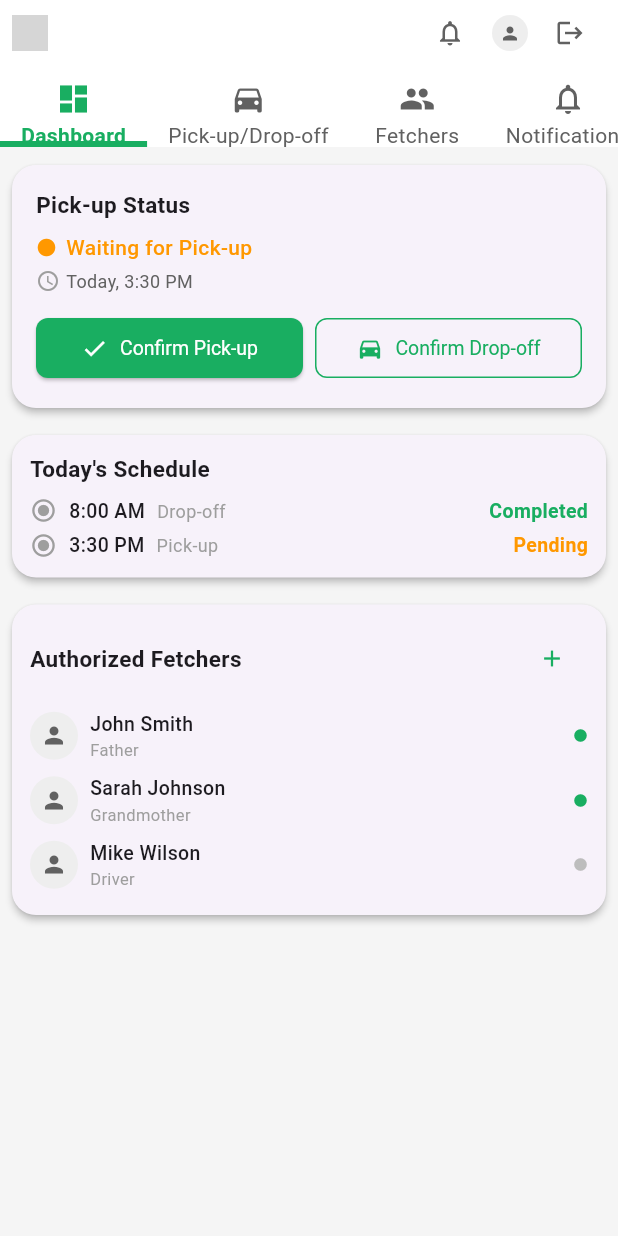
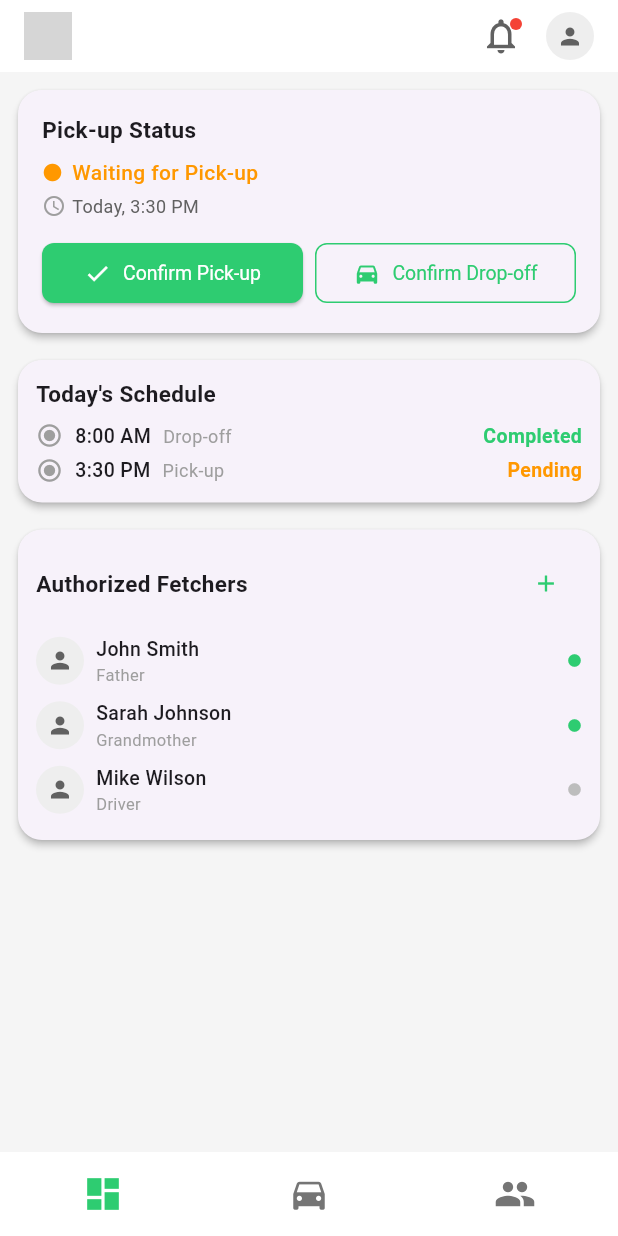
Before and after one commit to naori11/KidSync, a Flutter app: the ParentHomeScreen screen opened by its route, on a phone screen of 412 x 824 dp. Run offline on Flutter 3.47's test engine with Material 3 defaults, Android fonts, the phone set to English and light mode, and no system bars; our stand-ins replace supabase_flutter, url_strategy; missing offline and left inert: dart:html; accounts and stored records are empty; grey boxes are pictures that could not be loaded.

Commit message:
Ui update for parents

```diff
--- a/lib/screens/parent/parent_home.dart
+++ b/lib/screens/parent/parent_home.dart
@@ -1,5 +1,6 @@
 import 'package:flutter/material.dart';
 import 'package:supabase_flutter/supabase_flutter.dart';
+import 'notifications.dart';
 
 class ParentHomeScreen extends StatelessWidget {
   const ParentHomeScreen({Key? key}) : super(key: key);
@@ -21,25 +22,42 @@ class ParentHomeScreen extends StatelessWidget {
 
   @override
   Widget build(BuildContext context) {
-    final Color primaryColor = const Color(0xFF19AE61);
+    final Color primaryColor = const Color(0xFF2ECC71); // Match admin UI
+    final Color highlightGreen = const Color.fromARGB(
+      255,
+      76,
+      175,
+      80,
+    ); // For highlights, match admin
+    final Color cardBackground = Colors.white;
+    final Color mainText = Colors.black87;
+    final Color secondaryText =
+        Colors.grey[600] ?? Colors.grey; // Ensure non-nullable
     final List<_NavItem> navItems = [
       _NavItem('Dashboard', Icons.dashboard, 'dashboard'),
       _NavItem('Pick-up/Drop-off', Icons.directions_car, 'pickup'),
       _NavItem('Fetchers', Icons.group, 'fetchers'),
-      _NavItem('Notifications', Icons.notifications_none, 'notifications'),
+      // Removed Notifications from bottom nav
     ];
-    return _ParentHomeTabs(navItems: navItems, primaryColor: primaryColor, logout: _logout);
+    return _ParentHomeTabs(
+      navItems: navItems,
+      primaryColor: primaryColor,
+      secondaryText: secondaryText,
+      logout: _logout,
+    );
   }
 }
 
 class _ParentHomeTabs extends StatefulWidget {
   final List<_NavItem> navItems;
   final Color primaryColor;
+  final Color secondaryText;
   final Future<void> Function(BuildContext) logout;
 
   const _ParentHomeTabs({
     required this.navItems,
     required this.primaryColor,
+    required this.secondaryText,
     required this.logout,
     Key? key,
   }) : super(key: key);
@@ -50,6 +68,22 @@ class _ParentHomeTabs extends StatefulWidget {
 
 class _ParentHomeTabsState extends State<_ParentHomeTabs> {
   int selectedIndex = 0;
+  bool showNotifications = false;
+  bool showProfile = false;
+
+  void _toggleNotifications() {
+    setState(() {
+      showNotifications = !showNotifications;
+      if (showNotifications) showProfile = false;
+    });
+  }
+
+  void _toggleProfile() {
+    setState(() {
+      showProfile = !showProfile;
+      if (showProfile) showNotifications = false;
+    });
+  }
 
   Widget _fetcherRow(
     String name,
@@ -105,37 +139,22 @@ class _ParentHomeTabsState extends State<_ParentHomeTabs> {
   @override
   Widget build(BuildContext context) {
     final isMobile = MediaQuery.of(context).size.width < 500;
+    final Color blue = const Color(0xFF007AFF);
     return Scaffold(
       backgroundColor: const Color(0xFFF5F5F5),
-      appBar: PreferredSize(
-        preferredSize: Size.fromHeight(isMobile ? 100 : 120),
-        child: LayoutBuilder(
-          builder: (context, constraints) {
-            double navBarHeight = isMobile ? 54 : 72;
-            double navIconSize =
-                constraints.maxWidth < 350 ? 18 : (isMobile ? 24 : 32);
-            double navFontSize =
-                constraints.maxWidth < 350 ? 11 : (isMobile ? 14 : 18);
-            double navMinWidth =
-                constraints.maxWidth < 350 ? 70 : (isMobile ? 90 : 140);
-            double navPaddingH =
-                constraints.maxWidth < 350 ? 8 : (isMobile ? 14 : 32);
-            double navPaddingV =
-                constraints.maxWidth < 350 ? 6 : (isMobile ? 10 : 18);
-            double navUnderline =
-                constraints.maxWidth < 350 ? 3 : (isMobile ? 4 : 6);
-            double topRowHeight = isMobile ? 44 : 56;
-            return Column(
+      body: Stack(
         children: [
+          Column(
+            children: [
+              // Top Bar
               Container(
                 color: Colors.white,
-                  height: topRowHeight,
-                  padding: EdgeInsets.symmetric(horizontal: isMobile ? 8 : 24),
+                padding: EdgeInsets.symmetric(horizontal: 16, vertical: 8),
                 child: Row(
                   children: [
                     SizedBox(
-                        height: isMobile ? 24 : 32,
-                        width: isMobile ? 24 : 32,
+                      height: 32,
+                      width: 32,
                       child: Image.asset(
                         'assets/logo.png',
                         fit: BoxFit.contain,
@@ -143,40 +162,151 @@ class _ParentHomeTabsState extends State<_ParentHomeTabs> {
                             (context, error, stackTrace) => Icon(
                               Icons.school,
                               color: widget.primaryColor,
-                                size: isMobile ? 18 : 28,
+                              size: 28,
                             ),
                       ),
                     ),
-                      const Spacer(),
-                      IconButton(
-                        icon: Icon(
+                    Spacer(),
+                    // Notification Bell
+                    GestureDetector(
+                      onTap: _toggleNotifications,
+                      child: Stack(
+                        children: [
+                          Icon(
                             Icons.notifications_none,
-                          size: isMobile ? 20 : 26,
+                            color: Colors.grey[700],
+                            size: 28,
                           ),
-                        color: Colors.grey[700],
-                        onPressed: () {
-                          setState(() => selectedIndex = 3);
-                        },
-                        tooltip: 'Notifications',
-                        padding: EdgeInsets.zero,
-                        constraints: BoxConstraints(),
+                          // Example badge
+                          Positioned(
+                            right: 0,
+                            top: 2,
+                            child: Container(
+                              width: 8,
+                              height: 8,
+                              decoration: BoxDecoration(
+                                color: Colors.red,
+                                shape: BoxShape.circle,
                               ),
-                      SizedBox(width: isMobile ? 4 : 8),
-                      CircleAvatar(
+                            ),
+                          ),
+                        ],
+                      ),
+                    ),
+                    SizedBox(width: 16),
+                    GestureDetector(
+                      onTap: _toggleProfile,
+                      child: CircleAvatar(
                         backgroundColor: Colors.grey[200],
-                        radius: isMobile ? 12 : 16,
+                        radius: 16,
                         child: Icon(
                           Icons.person,
                           color: Colors.grey[700],
-                          size: isMobile ? 14 : 18,
+                          size: 18,
+                        ),
+                      ),
+                    ),
+                  ],
+                ),
+              ),
+              // Main Content
+              Expanded(
+                child: SingleChildScrollView(
+                  child: Padding(
+                    padding: EdgeInsets.symmetric(horizontal: 8, vertical: 8),
+                    child: _buildTabContent(
+                      selectedIndex,
+                      widget.primaryColor,
+                      isMobile,
+                    ),
+                  ),
+                ),
+              ),
+              // Bottom Navigation Bar
+              Container(
+                color: Colors.white,
+                padding: EdgeInsets.only(top: 4, bottom: 4),
+                child: Row(
+                  mainAxisAlignment: MainAxisAlignment.spaceAround,
+                  children: List.generate(3, (i) {
+                    // Only 3 icons now
+                    final item = widget.navItems[i];
+                    final bool selected = i == selectedIndex;
+                    return IconButton(
+                      icon: Icon(
+                        item.icon,
+                        color:
+                            selected
+                                ? widget.primaryColor
+                                : widget.secondaryText,
+                        size: 28,
+                      ),
+                      onPressed: () {
+                        setState(() => selectedIndex = i);
+                      },
+                    );
+                  }),
+                ),
+              ),
+            ],
+          ),
+          // Notification Popover
+          if (showNotifications)
+            Positioned(
+              top: 56,
+              right: 56,
+              child: Material(
+                elevation: 8,
+                borderRadius: BorderRadius.circular(12),
+                child: Container(
+                  width: 280,
+                  padding: EdgeInsets.all(16),
+                  decoration: BoxDecoration(
+                    color: Colors.white,
+                    borderRadius: BorderRadius.circular(12),
+                  ),
+                  child: Column(
+                    mainAxisSize: MainAxisSize.min,
+                    crossAxisAlignment: CrossAxisAlignment.start,
+                    children: [
+                      Text(
+                        'Notifications',
+                        style: TextStyle(
+                          fontWeight: FontWeight.bold,
+                          fontSize: 16,
+                        ),
+                      ),
+                      SizedBox(height: 12),
+                      // Example notifications
+                      ...List.generate(
+                        3,
+                        (i) => Padding(
+                          padding: const EdgeInsets.symmetric(vertical: 6),
+                          child: Row(
+                            crossAxisAlignment: CrossAxisAlignment.start,
+                            children: [
+                              Icon(
+                                Icons.circle,
+                                color:
+                                    i == 0
+                                        ? widget.primaryColor
+                                        : Colors.grey[400],
+                                size: 10,
+                              ),
+                              SizedBox(width: 8),
+                              Expanded(
+                                child: Text(
+                                  'Notification message # {i + 1}',
+                                  style: TextStyle(fontSize: 14),
+                                ),
+                              ),
+                            ],
+                          ),
                         ),
                       ),
                       SizedBox(width: isMobile ? 4 : 8),
                       IconButton(
-                        icon: Icon(
-                          Icons.logout,
-                          size: isMobile ? 20 : 26,
-                        ),
+                        icon: Icon(Icons.logout, size: isMobile ? 20 : 26),
                         color: Colors.grey[700],
                         onPressed: () => widget.logout(context),
                         tooltip: 'Logout',
@@ -186,89 +316,86 @@ class _ParentHomeTabsState extends State<_ParentHomeTabs> {
                     ],
                   ),
                 ),
-                Container(
-                  color: Colors.white,
-                  height: navBarHeight,
-                  child: SingleChildScrollView(
-                    scrollDirection: Axis.horizontal,
-                    child: Row(
-                      mainAxisAlignment: MainAxisAlignment.start,
-                      children: List.generate(widget.navItems.length, (i) {
-                        final item = widget.navItems[i];
-                        final bool selected = i == selectedIndex;
-                        return MouseRegion(
-                          cursor: SystemMouseCursors.click,
-                          child: GestureDetector(
-                            onTap: () {
-                              setState(() => selectedIndex = i);
-                            },
-                            child: Container(
-                              constraints: BoxConstraints(
-                                minWidth: navMinWidth,
-                              ),
-                              padding: EdgeInsets.symmetric(
-                                horizontal: navPaddingH,
-                                vertical: navPaddingV,
-                              ),
-                              decoration: BoxDecoration(
-                                border: Border(
-                                  bottom: BorderSide(
-                                    color:
-                                        selected
-                                            ? widget.primaryColor
-                                            : Colors.transparent,
-                                    width: navUnderline,
               ),
             ),
+          // Profile Popover
+          if (showProfile)
+            Positioned(
+              top: 56,
+              right: 16,
+              child: Material(
+                elevation: 8,
+                borderRadius: BorderRadius.circular(12),
+                child: Container(
+                  width: 240,
+                  padding: EdgeInsets.all(16),
+                  decoration: BoxDecoration(
+                    color: Colors.white,
+                    borderRadius: BorderRadius.circular(12),
                   ),
                   child: Column(
                     mainAxisSize: MainAxisSize.min,
+                    crossAxisAlignment: CrossAxisAlignment.start,
                     children: [
-                                  Icon(
-                                    item.icon,
-                                    color:
-                                        selected
-                                            ? widget.primaryColor
-                                            : Colors.grey[700],
-                                    size: navIconSize,
+                      Row(
+                        children: [
+                          CircleAvatar(
+                            backgroundColor: Colors.grey[200],
+                            radius: 20,
+                            child: Icon(
+                              Icons.person,
+                              color: Colors.grey[700],
+                              size: 22,
                             ),
-                                  SizedBox(height: 2),
+                          ),
+                          SizedBox(width: 12),
+                          Column(
+                            crossAxisAlignment: CrossAxisAlignment.start,
+                            children: [
                               Text(
-                                    item.label,
+                                'Parent Name',
                                 style: TextStyle(
-                                      color:
-                                          selected
-                                              ? widget.primaryColor
-                                              : Colors.grey[700],
-                                      fontWeight:
-                                          selected
-                                              ? FontWeight.w700
-                                              : FontWeight.normal,
-                                      fontSize: navFontSize,
+                                  fontWeight: FontWeight.bold,
+                                  fontSize: 16,
+                                ),
+                              ),
+                              Text(
+                                'parent@email.com',
+                                style: TextStyle(
+                                  color: Colors.grey[600],
+                                  fontSize: 13,
+                                ),
+                              ),
+                            ],
+                          ),
+                        ],
+                      ),
+                      SizedBox(height: 16),
+                      Divider(),
+                      SizedBox(height: 8),
+                      SizedBox(
+                        width: double.infinity,
+                        child: ElevatedButton.icon(
+                          style: ElevatedButton.styleFrom(
+                            backgroundColor: Colors.red,
+                            foregroundColor: Colors.white,
+                            shape: RoundedRectangleBorder(
+                              borderRadius: BorderRadius.circular(8),
+                            ),
+                          ),
+                          icon: Icon(Icons.logout),
+                          label: Text('Logout'),
+                          onPressed: () {
+                            widget.logout(context);
+                          },
                         ),
                       ),
                     ],
                   ),
                 ),
               ),
-                        );
-                      }),
-                    ),
-                  ),
             ),
         ],
-            );
-          },
-        ),
-      ),
-      body: SingleChildScrollView(
-        child: Padding(
-          padding: EdgeInsets.symmetric(
-            horizontal: isMobile ? 4 : 16,
-            vertical: isMobile ? 6 : 12,
-          ),
-          child: _buildTabContent(selectedIndex, widget.primaryColor, isMobile),
-        ),
       ),
     );
   }
@@ -342,8 +469,9 @@ class _ParentHomeTabsState extends State<_ParentHomeTabs> {
                         Expanded(
                           child: ElevatedButton.icon(
                             style: ElevatedButton.styleFrom(
-                              backgroundColor: primaryColor,
-                              foregroundColor: Colors.white,
+                              backgroundColor:
+                                  primaryColor, // Green for primary button
+                              foregroundColor: Colors.white, // White text
                               shape: RoundedRectangleBorder(
                                 borderRadius: BorderRadius.circular(8),
                               ),
@@ -363,8 +491,11 @@ class _ParentHomeTabsState extends State<_ParentHomeTabs> {
                         Expanded(
                           child: OutlinedButton.icon(
                             style: OutlinedButton.styleFrom(
-                              foregroundColor: primaryColor,
-                              side: BorderSide(color: primaryColor),
+                              foregroundColor:
+                                  primaryColor, // Green for outlined button text
+                              side: BorderSide(
+                                color: primaryColor,
+                              ), // Green border
                               shape: RoundedRectangleBorder(
                                 borderRadius: BorderRadius.circular(8),
                               ),
```
Lines whose indentation alone changed are shown as unchanged.
